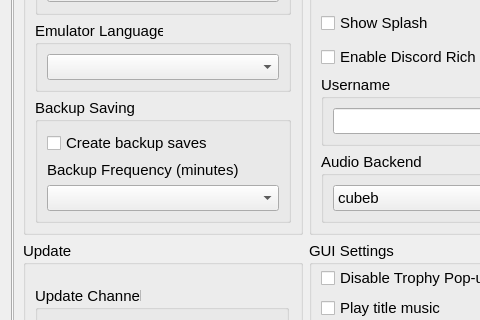
Old version of the form src/qt_gui/settings_dialog.ui in the repository rainmakerv3/shadPS4; both pictures show x 0 to 480 and y 141 to 461 of the 950 by 780 pixel window.
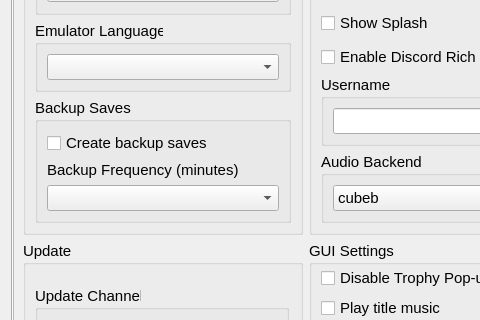
New version of the form. Icons and pictures are not drawn.

Patch:
```diff
--- a/src/qt_gui/settings_dialog.ui
+++ b/src/qt_gui/settings_dialog.ui
@@ -192,7 +192,7 @@
                <item>
                 <widget class="QGroupBox" name="BackupSaveGroupBox">
                  <property name="title">
-                  <string>Backup Saving</string>
+                  <string>Backup Saves</string>
                  </property>
                  <layout class="QVBoxLayout" name="verticalLayout_2">
                   <item>
```
